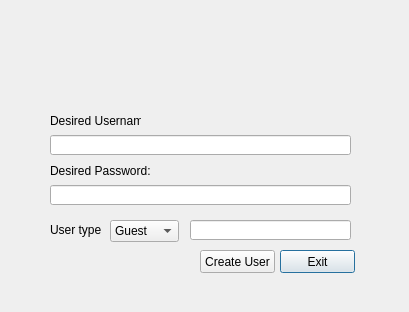
Qt form CoolCats/createuser.ui (25wes25/include-dad-) before a commit.
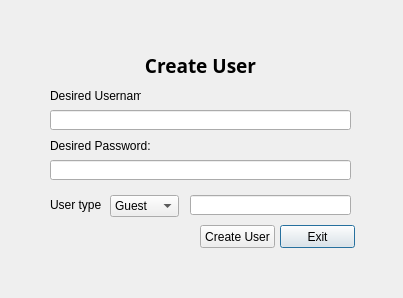
The same form after that commit.

The edit to the form file:
```diff
--- a/CoolCats/createuser.ui
+++ b/CoolCats/createuser.ui
@@ -6,8 +6,8 @@
    <rect>
     <x>0</x>
     <y>0</y>
-    <width>409</width>
-    <height>312</height>
+    <width>403</width>
+    <height>298</height>
    </rect>
   </property>
   <property name="windowTitle">
@@ -17,7 +17,7 @@
    <property name="geometry">
     <rect>
      <x>50</x>
-     <y>160</y>
+     <y>135</y>
      <width>111</width>
      <height>21</height>
     </rect>
@@ -30,7 +30,7 @@
    <property name="geometry">
     <rect>
      <x>50</x>
-     <y>111</y>
+     <y>86</y>
      <width>91</width>
      <height>20</height>
     </rect>
@@ -43,7 +43,7 @@
    <property name="geometry">
     <rect>
      <x>50</x>
-     <y>185</y>
+     <y>160</y>
      <width>301</width>
      <height>20</height>
     </rect>
@@ -53,17 +53,20 @@
    <property name="geometry">
     <rect>
      <x>50</x>
-     <y>135</y>
+     <y>110</y>
      <width>301</width>
      <height>20</height>
     </rect>
    </property>
   </widget>
   <widget class="QLineEdit" name="lineEdit_3">
+   <property name="enabled">
+    <bool>true</bool>
+   </property>
    <property name="geometry">
     <rect>
      <x>190</x>
-     <y>220</y>
+     <y>195</y>
      <width>161</width>
      <height>20</height>
     </rect>
@@ -73,7 +76,7 @@
    <property name="geometry">
     <rect>
      <x>110</x>
-     <y>220</y>
+     <y>195</y>
      <width>69</width>
      <height>22</height>
     </rect>
@@ -93,7 +96,7 @@
    <property name="geometry">
     <rect>
      <x>50</x>
-     <y>214</y>
+     <y>189</y>
      <width>51</width>
      <height>31</height>
     </rect>
@@ -106,7 +109,7 @@
    <property name="geometry">
     <rect>
      <x>280</x>
-     <y>250</y>
+     <y>225</y>
      <width>75</width>
      <height>23</height>
     </rect>
@@ -119,7 +122,7 @@
    <property name="geometry">
     <rect>
      <x>200</x>
-     <y>250</y>
+     <y>225</y>
      <width>75</width>
      <height>23</height>
     </rect>
@@ -128,6 +131,30 @@
     <string>Create User</string>
    </property>
   </widget>
+  <widget class="QLabel" name="label_4">
+   <property name="geometry">
+    <rect>
+     <x>50</x>
+     <y>50</y>
+     <width>301</width>
+     <height>31</height>
+    </rect>
+   </property>
+   <property name="font">
+    <font>
+     <family>Perpetua Titling MT</family>
+     <pointsize>14</pointsize>
+     <weight>75</weight>
+     <bold>true</bold>
+    </font>
+   </property>
+   <property name="text">
+    <string>Create User</string>
+   </property>
+   <property name="alignment">
+    <set>Qt::AlignCenter</set>
+   </property>
+  </widget>
  </widget>
  <resources/>
  <connections/>
```
